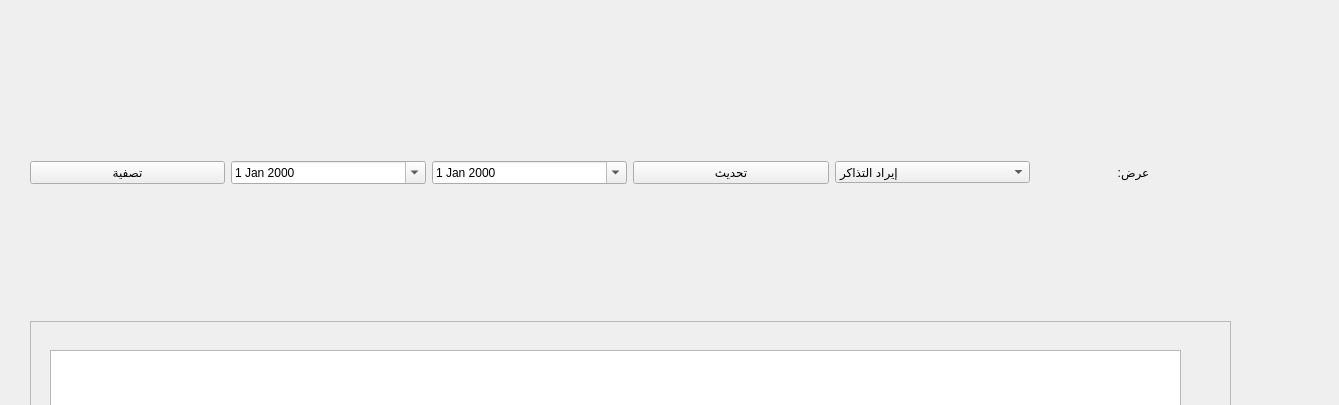
First picture: the form in reportwidget.ui, repository mostafa-1234-mo/Zoo-Management-System, before the edit; both pictures show x 0 to 1339 and y 0 to 405 of the 1339 by 694 pixel window.
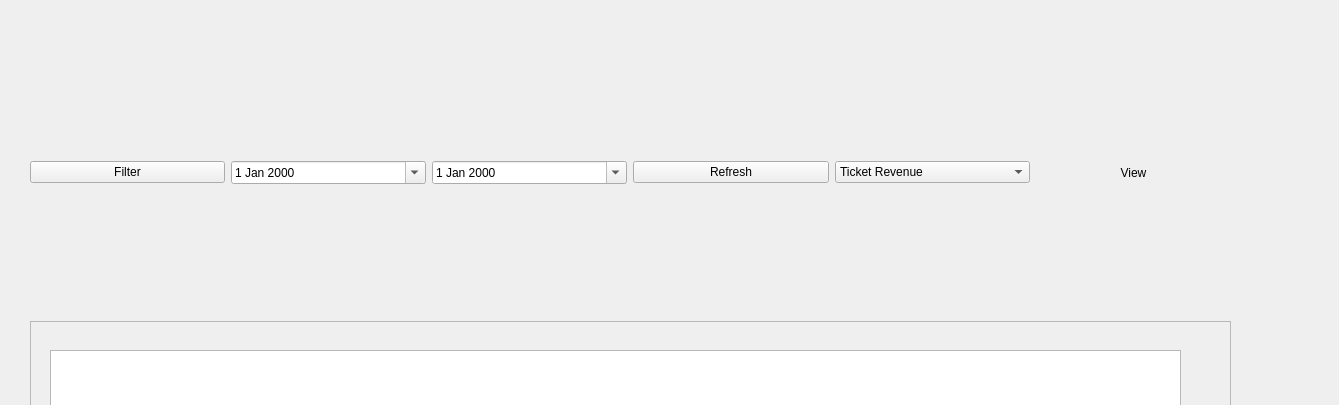
Second picture: the form after the edit. Icons and pictures are not drawn.

```diff
--- a/reportwidget.ui
+++ b/reportwidget.ui
@@ -28,7 +28,7 @@
       <item>
        <widget class="QPushButton" name="btnFilter">
         <property name="text">
-         <string>تصفية</string>
+         <string>Filter</string>
         </property>
        </widget>
       </item>
@@ -49,7 +49,7 @@
       <item>
        <widget class="QPushButton" name="btnRefresh">
         <property name="text">
-         <string>تحديث</string>
+         <string>Refresh</string>
         </property>
         <property name="icon">
          <iconset resource="resources.qrc">
@@ -61,7 +61,7 @@
        <widget class="QComboBox" name="comboChartType">
         <item>
          <property name="text">
-          <string>إيراد التذاكر</string>
+          <string>Ticket Revenue</string>
          </property>
         </item>
         <item>
@@ -79,7 +79,7 @@
       <item>
        <widget class="QLabel" name="label">
         <property name="text">
-         <string>عرض:</string>
+         <string>View</string>
         </property>
         <property name="alignment">
          <set>Qt::AlignmentFlag::AlignCenter</set>
```
Left out of the diff: 4 changed lines with no effect on the pictures.
